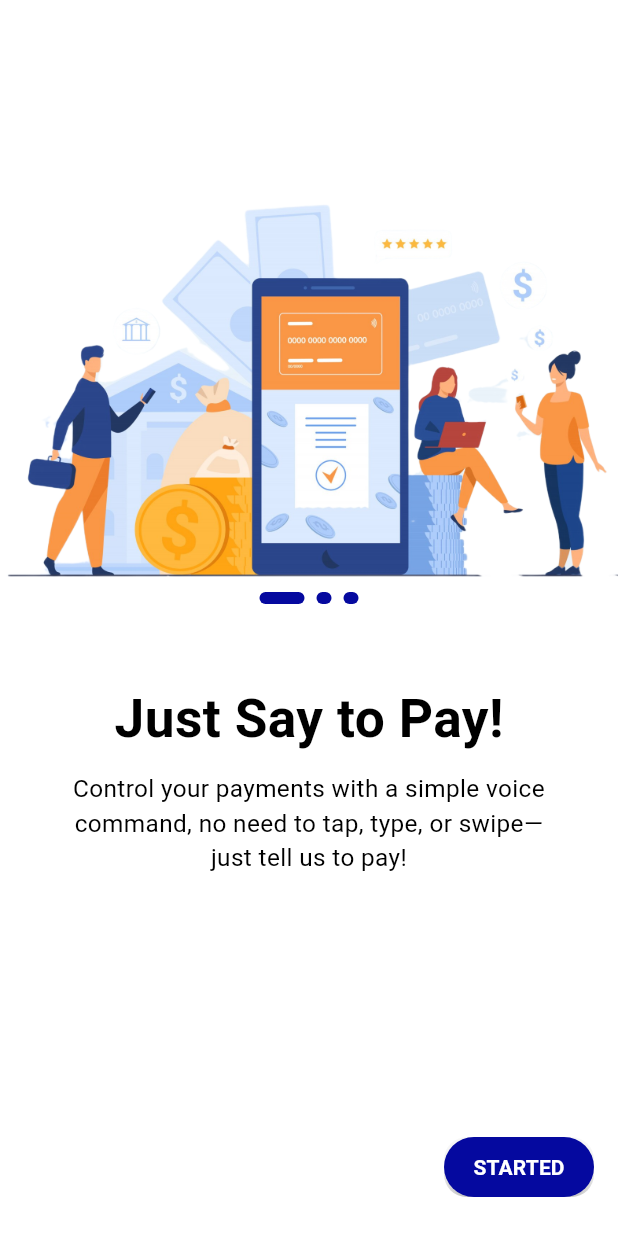
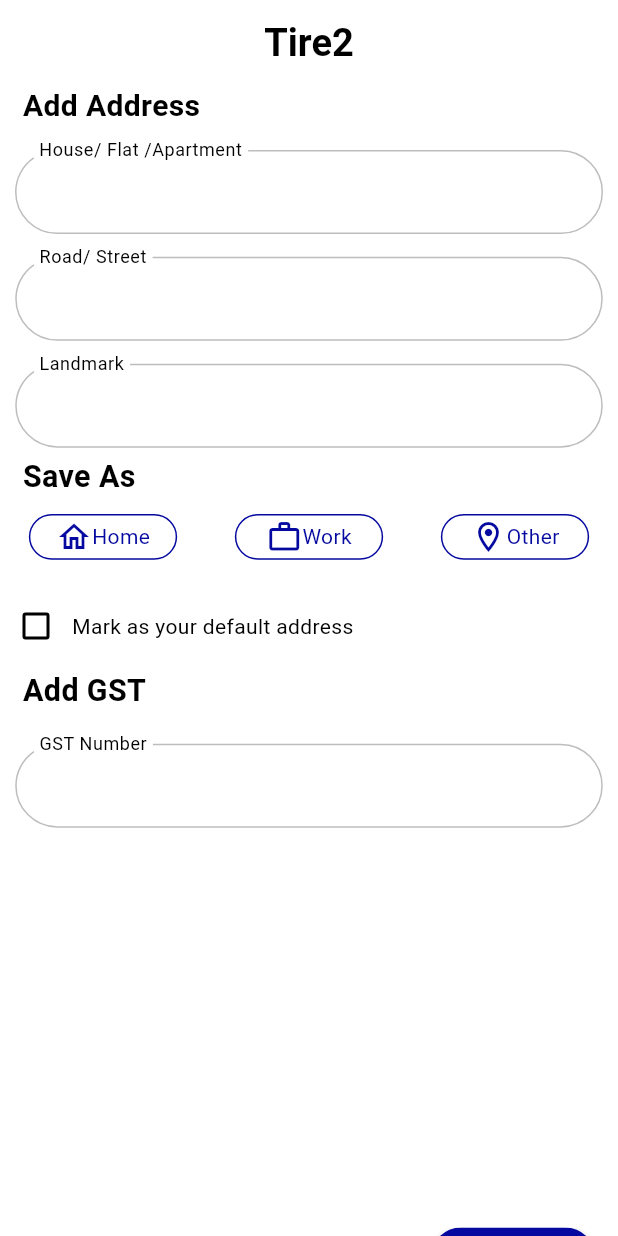
Before and after one commit to Yurembam375/WaveXpay, a Flutter app: the screen it shows after launch, on a phone screen of 412 x 824 dp. Run offline on Flutter 3.47's test engine with Material 3 defaults, Android fonts, the phone set to English and light mode, and no system bars; drawn by our look-alikes of smooth_page_indicator; our stand-ins replace auto_route, flutter_otp_text_field, flutter_screenutil, hexcolor, intl_phone_field.

Commit message:
add tire1&2 screen

```diff
--- a/lib/core/provider/theme/theme.dart
+++ b/lib/core/provider/theme/theme.dart
@@ -5,12 +5,13 @@ ThemeData lightMode = ThemeData(
     brightness: Brightness.light,
     colorScheme: ColorScheme.light(
       surface: HexColor("#FFFFFF"),
-      primary: HexColor("#ECECFA"),
+      primary: HexColor("#ECECFA")
     ));
 ThemeData darkMode = ThemeData(
   brightness: Brightness.dark,
   colorScheme: ColorScheme.dark(
-      surface: HexColor("#0D0E34"), primary: HexColor("#3A3B59")),
+      surface: HexColor("#0D0E34"),
+       primary: HexColor("#3A3B59")),
 );
 
 
--- a/lib/main.dart
+++ b/lib/main.dart
@@ -8,7 +8,7 @@
   runApp(ChangeNotifierProvider(
     create: (context) => ThemeProvider(),
     child: MyApp(),
-  ));
+  ),);
 }
 
 class MyApp extends StatelessWidget {
--- a/lib/router/router.dart
+++ b/lib/router/router.dart
@@ -5,8 +5,14 @@ import 'package:wavexpay/router/router.gr.dart';
 class AppRouter extends RootStackRouter {
   @override
   List<AutoRoute> get routes => [
-        AutoRoute(page: FirstRoute.page, initial: true),
+        AutoRoute(
+          page: FirstRoute.page,
+        ),
         AutoRoute(page: LoginRoute.page),
         AutoRoute(page: OtpRoute.page),
+        AutoRoute(page: Tire2screen.page, initial: true),
+        AutoRoute(
+          page: Tire3screen.page,
+        )
       ];
 }
--- a/lib/src/auth_module/FirstScreen.dart
+++ b/lib/src/auth_module/screen/FirstScreen.dart
@@ -11,9 +11,11 @@ class FirstScreen extends StatelessWidget {
 
   @override
   Widget build(BuildContext context) {
+
     final controller = PageController(initialPage: 0);
     return Scaffold(
       //  backgroundColor: const Color(0xFFFFFFFF),
+      backgroundColor: Theme.of(context).colorScheme.surface,
       body: Column(
         mainAxisAlignment: MainAxisAlignment.start,
         children: [
--- /dev/null
+++ b/lib/src/auth_module/screen/Tire2Screen.dart
@@ -0,0 +1,348 @@
+import 'package:auto_route/auto_route.dart';
+import 'package:flutter/material.dart';
+import 'package:flutter_screenutil/flutter_screenutil.dart';
+import 'package:hexcolor/hexcolor.dart';
+import 'package:wavexpay/router/router.gr.dart';
+
+@RoutePage()
+class Tire2screen extends StatefulWidget {
+  const Tire2screen({super.key});
+
+  @override
+  State<Tire2screen> createState() => _Tire2screenState();
+}
+
+class _Tire2screenState extends State<Tire2screen> {
+  bool isChecked = false;
+  final TextEditingController houseController = TextEditingController();
+  final TextEditingController roadController = TextEditingController();
+  final TextEditingController landmarkController = TextEditingController();
+  final TextEditingController gstController = TextEditingController();
+  @override
+  Widget build(BuildContext context) {
+    return Scaffold(
+      appBar: AppBar(
+        title: Center(
+          child: Text("Tire2",
+              style: TextStyle(fontWeight: FontWeight.bold, fontSize: 25.sp)),
+        ),
+      ),
+      body: SingleChildScrollView(
+        child: Column(
+          mainAxisAlignment: MainAxisAlignment.start,
+          children: [
+            Padding(
+              padding: EdgeInsets.symmetric(horizontal: 15.h),
+              child: Row(
+                mainAxisAlignment: MainAxisAlignment.start,
+                children: [
+                  Text(
+                    "Add Address",
+                    style: TextStyle(
+                        fontWeight: FontWeight.bold, fontSize: 20.spMin),
+                  ),
+                ],
+              ),
+            ),
+            // Email Field
+            const SizedBox(
+              height: 15,
+            ),
+            Padding(
+              padding: const EdgeInsets.symmetric(horizontal: 10),
+              child: TextFormField(
+                controller: houseController,
+                validator: (value) {
+                  if (value == null || value.isEmpty) {
+                    return "Please enter your House/ Flat /Apartment";
+                  }
+                  return null;
+                },
+                decoration: InputDecoration(
+                  labelText: "House/ Flat /Apartment",
+                  labelStyle: const TextStyle(color: Colors.black),
+                  floatingLabelBehavior: FloatingLabelBehavior
+                      .always, // Makes label float on focus
+                  enabledBorder: OutlineInputBorder(
+                    borderSide: BorderSide(color: Colors.grey.shade400),
+                    borderRadius: BorderRadius.circular(30),
+                  ),
+                  focusedBorder: OutlineInputBorder(
+                    borderSide: const BorderSide(color: Colors.black),
+                    borderRadius: BorderRadius.circular(30),
+                  ),
+                  //fillColor: Colors.grey[200],
+                  filled: true,
+                ),
+              ),
+            ),
+            SizedBox(
+              height: 15.h,
+            ),
+            Padding(
+              padding: EdgeInsets.symmetric(horizontal: 10.h),
+              child: TextFormField(
+                controller: roadController,
+                validator: (value) {
+                  if (value == null || value.isEmpty) {
+                    return "Please enter your Road/ Street";
+                  }
+                  return null;
+                },
+                decoration: InputDecoration(
+                  labelText: "Road/ Street",
+                  labelStyle: const TextStyle(color: Colors.black),
+                  floatingLabelBehavior: FloatingLabelBehavior
+                      .always, // Makes label float on focus
+                  enabledBorder: OutlineInputBorder(
+                    borderSide: BorderSide(color: Colors.grey.shade400),
+                    borderRadius: BorderRadius.circular(30),
+                  ),
+                  focusedBorder: OutlineInputBorder(
+                    borderSide: const BorderSide(color: Colors.black),
+                    borderRadius: BorderRadius.circular(30),
+                  ),
+                  //fillColor: Colors.grey[200],
+                  filled: true,
+                ),
+              ),
+            ),
+            SizedBox(
+              height: 15.h,
+            ),
+            Padding(
+              padding: EdgeInsets.symmetric(horizontal: 10.h),
+              child: TextFormField(
+                // controller: emailController,
+                controller: landmarkController,
+                validator: (value) {
+                  if (value == null || value.isEmpty) {
+                    return "Please enter your Landmark";
+                  }
+                  return null;
+                },
+                decoration: InputDecoration(
+                  labelText: "Landmark",
+                  labelStyle: const TextStyle(color: Colors.black),
+                  floatingLabelBehavior: FloatingLabelBehavior
+                      .always, // Makes label float on focus
+                  enabledBorder: OutlineInputBorder(
+                    borderSide: BorderSide(color: Colors.grey.shade400),
+                    borderRadius: BorderRadius.circular(30.sp),
+                  ),
+                  focusedBorder: OutlineInputBorder(
+                    borderSide: const BorderSide(color: Colors.black),
+                    borderRadius: BorderRadius.circular(30.sp),
+                  ),
+                  //fillColor: Colors.grey[200],
+                  filled: true,
+                ),
+              ),
+            ),
+            SizedBox(
+              height: 5.h,
+            ),
+            Padding(
+              padding: EdgeInsets.symmetric(horizontal: 15.h),
+              child: Row(
+                mainAxisAlignment: MainAxisAlignment.start,
+                children: [
+                  Text(
+                    "Save As",
+                    style:
+                        TextStyle(fontWeight: FontWeight.bold, fontSize: 20.sp),
+                  ),
+                ],
+              ),
+            ),
+
+            SizedBox(
+              height: 10.h,
+            ),
+            Row(
+              mainAxisAlignment: MainAxisAlignment.spaceAround,
+              children: [
+                Container(
+                  height: 30.h,
+                  width: 90.w,
+                  decoration: BoxDecoration(
+                    border: Border.all(color: HexColor("#05099F")),
+                    borderRadius: BorderRadius.circular(30.h),
+                  ),
+                  child: Row(
+                    mainAxisAlignment: MainAxisAlignment.center,
+                    children: [
+                      Icon(
+                        Icons.home_outlined,
+                        color: HexColor("#05099F"),
+                      ),
+                      Text(
+                        'Home',
+                        style: TextStyle(color: HexColor("#05099F")),
+                      )
+                    ],
+                  ),
+                ),
+                Container(
+                  height: 30.h,
+                  width: 90.w,
+                  decoration: BoxDecoration(
+                    border: Border.all(color: HexColor("#05099F")),
+                    borderRadius: BorderRadius.circular(30.h),
+                  ),
+                  child: Row(
+                    mainAxisAlignment: MainAxisAlignment.center,
+                    children: [
+                      Icon(
+                        Icons.work_outline,
+                        color: HexColor("#05099F"),
+                      ),
+                      Text(
+                        'Work',
+                        style: TextStyle(color: HexColor("#05099F")),
+                      )
+                    ],
+                  ),
+                ),
+                Container(
+                  height: 30.h,
+                  width: 90.w,
+                  decoration: BoxDecoration(
+                    border: Border.all(color: HexColor("#05099F")),
+                    borderRadius: BorderRadius.circular(30),
+                  ),
+                  child: Row(
+                    mainAxisAlignment: MainAxisAlignment.center,
+                    children: [
+                      Icon(
+                        Icons.location_on_outlined,
+                        color: HexColor("#05099F"),
+                      ),
+                      Text(
+                        'Other',
+                        style: TextStyle(color: HexColor("#05099F")),
+                      )
+                    ],
+                  ),
+                ),
+              ],
+            ),
+            SizedBox(
+              height: 20.h,
+            ),
+            Row(
+              mainAxisAlignment: MainAxisAlignment.start,
+              children: [
+                Checkbox(
+                  activeColor: HexColor("#05099F"),
+                  value: isChecked,
+                  onChanged: (bool? value) {
+                    setState(() {
+                      isChecked = value ?? false;
+                    });
+                  },
+                ),
+                const Text("Mark as your default address")
+              ],
+            ),
+            SizedBox(
+              height: 5.h,
+            ),
+            Padding(
+              padding: EdgeInsets.symmetric(horizontal: 15.h),
+              child: Row(
+                mainAxisAlignment: MainAxisAlignment.start,
+                children: [
+                  Text(
+                    "Add GST",
+                    style:
+                        TextStyle(fontWeight: FontWeight.bold, fontSize: 20.sp),
+                  ),
+                ],
+              ),
+            ),
+            SizedBox(
+              height: 20.h,
+            ),
+            Padding(
+              padding: EdgeInsets.symmetric(horizontal: 10.h),
+              child: TextFormField(
+                controller: gstController,
+                validator: (value) {
+                  if (value == null || value.isEmpty) {
+                    return "Please enter your Landmark";
+                  }
+                  return null;
+                },
+                decoration: InputDecoration(
+                  labelText: "GST Number",
+                  labelStyle: const TextStyle(color: Colors.black),
+                  floatingLabelBehavior: FloatingLabelBehavior
+                      .always, // Makes label float on focus
+                  enabledBorder: OutlineInputBorder(
+                    borderSide: BorderSide(color: Colors.grey.shade400),
+                    borderRadius: BorderRadius.circular(30.sp),
+                  ),
+                  focusedBorder: OutlineInputBorder(
+                    borderSide: const BorderSide(color: Colors.black),
+                    borderRadius: BorderRadius.circular(30.sp),
+                  ),
+                  //fillColor: Colors.grey[200],
+                  filled: true,
+                ),
+              ),
+            ),
+            SizedBox(
+              height: 259.h,
+            ),
+            Padding(
+              padding: const EdgeInsets.symmetric(horizontal: 15),
+              child: Row(
+                mainAxisAlignment: MainAxisAlignment.spaceBetween,
+                children: [
+                  TextButton(
+                    onPressed: () {},
+                    child: Text(
+                      "CANCEL",
+                      style: TextStyle(
+                          color: HexColor("#05099F"),
+                          fontSize: 20.sp,
+                          fontWeight: FontWeight.bold),
+                    ),
+                  ),
+                  ClipRRect(
+                    borderRadius: BorderRadius.circular(
+                        15.h), // Set the desired border radius
+                    child: SizedBox(
+                      width: 100.w,
+                      height: 40.h,
+                      child: FloatingActionButton(
+                        backgroundColor: HexColor("#05099F"),
+                        onPressed: () {
+                          // Navigator.push(
+                          //   context,
+                          //   MaterialPageRoute(builder: (context) => const LoginScreen()),
+                          // );
+                          context.router.push( const Tire3screen());
+                        },
+                        shape: RoundedRectangleBorder(
+                          borderRadius: BorderRadius.circular(
+                              20.h), // Border radius for the button
+                        ),
+                        child: const Text(
+                          "NEXT",
+                          style: TextStyle(
+                              color: Colors.white, fontWeight: FontWeight.bold),
+                        ),
+                      ),
+                    ),
+                  ),
+                ],
+              ),
+            ),
+          ],
+        ),
+      ),
+    );
+  }
+}
--- /dev/null
+++ b/lib/src/auth_module/screen/Tire3Screen.dart
@@ -0,0 +1,101 @@
+import 'package:auto_route/auto_route.dart';
+import 'package:flutter/material.dart';
+import 'package:flutter_otp_text_field/flutter_otp_text_field.dart';
+import 'package:flutter_screenutil/flutter_screenutil.dart';
+import 'package:hexcolor/hexcolor.dart';
+
+@RoutePage()
+class Tire3screen extends StatelessWidget {
+  const Tire3screen({super.key});
+
+  @override
+  Widget build(BuildContext context) {
+    return Scaffold(
+      appBar: AppBar(
+        title: Center(
+          child: Text("Tire3",
+              style: TextStyle(fontWeight: FontWeight.bold, fontSize: 25.sp)),
+        ),
+      ),
+      body: Column(
+        mainAxisAlignment: MainAxisAlignment.start,
+        children: [
+          Padding(
+            padding: EdgeInsets.symmetric(horizontal: 15.h),
+            child: Row(
+              mainAxisAlignment: MainAxisAlignment.start,
+              children: [
+                Text(
+                  "Add Passcode",
+                  style:
+                      TextStyle(fontWeight: FontWeight.bold, fontSize: 20.sp),
+                ),
+              ],
+            ),
+          ),
+          const SizedBox(
+            height: 20,
+          ),
+          Padding(
+            padding: EdgeInsets.symmetric(
+                horizontal: 20.w), // Use ScreenUtil for padding
+            child: Row(
+              mainAxisAlignment: MainAxisAlignment.start,
+              children: [
+                OtpTextField(
+                  fieldWidth: 45.w, // Use ScreenUtil to scale field width
+                  fieldHeight: 45.h, // Use ScreenUtil to scale field height
+                  numberOfFields: 6,
+                  borderColor: HexColor("#05099F"),
+                  showFieldAsBox: true,
+                  borderRadius: BorderRadius.circular(10.r),
+                  focusedBorderColor:
+                      HexColor("#05099F"), // Use ScreenUtil for border radius
+                  onCodeChanged: (String code) {
+                    // Handle code changes here
+                  },
+                  onSubmit: (String verificationCode) {
+                    showDialog(
+                      context: context,
+                      builder: (context) {
+                        return AlertDialog(
+                          title: const Text("Verification Code"),
+                          content: Text('Code entered is $verificationCode'),
+                        );
+                      },
+                    );
+                  },
+                ),
+              ],
+            ),
+          ),
+           SizedBox(
+            height: 30.h,
+          ),
+          Padding(
+            padding: EdgeInsets.symmetric(
+                horizontal: 15.w), // Use ScreenUtil for padding
+            child: SizedBox(
+              height: 40.h, // Use ScreenUtil to scale button height
+              width: double.infinity,
+              child: ElevatedButton(
+                onPressed: () {},
+                style: ButtonStyle(
+                  backgroundColor: WidgetStateProperty.all(
+                    HexColor("#05099F"),
+                  ),
+                ),
+                child: Text(
+                  "SUBMMIT",
+                  style: TextStyle(
+                      fontSize: 20.sp,
+                      color: Colors.white), // Use ScreenUtil for font size
+                ),
+              ),
+            ),
+          )
+        ],
+      ),
+    );
+  }
+}
```
Also changed, not shown: lib/router/router.gr.dart, lib/src/auth_module/screen/LoginScreen.dart (renamed from lib/src/auth_module/LoginScreen.dart), lib/src/auth_module/screen/OtpScreen.dart (renamed from lib/src/auth_module/OtpScreen.dart).
